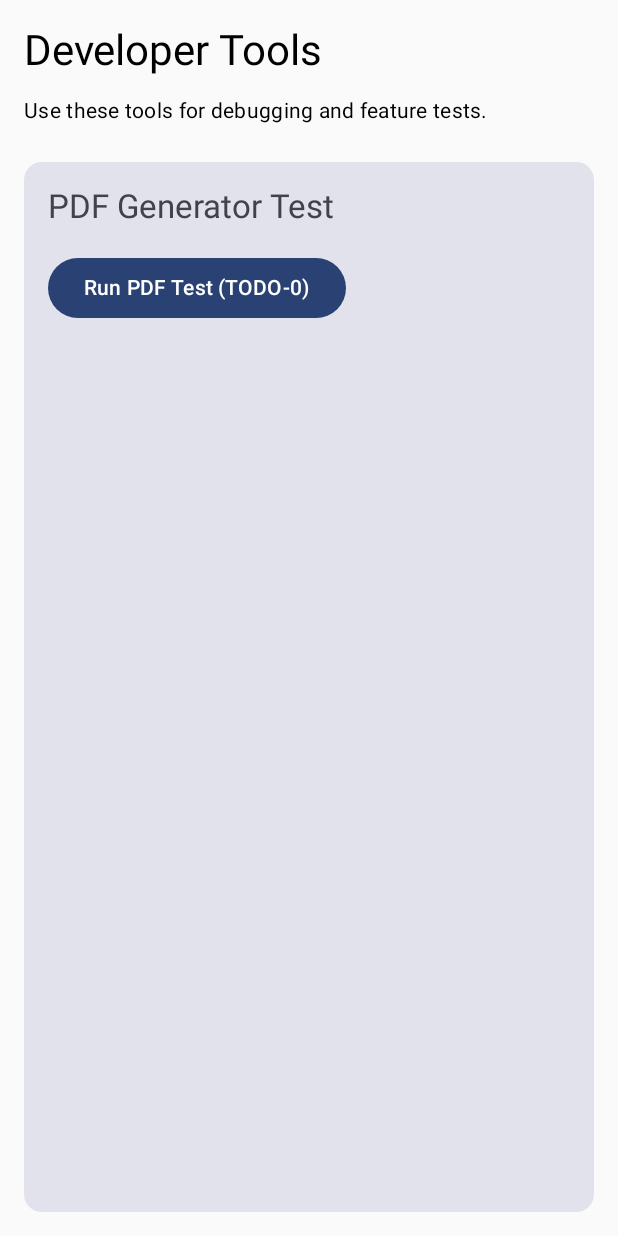
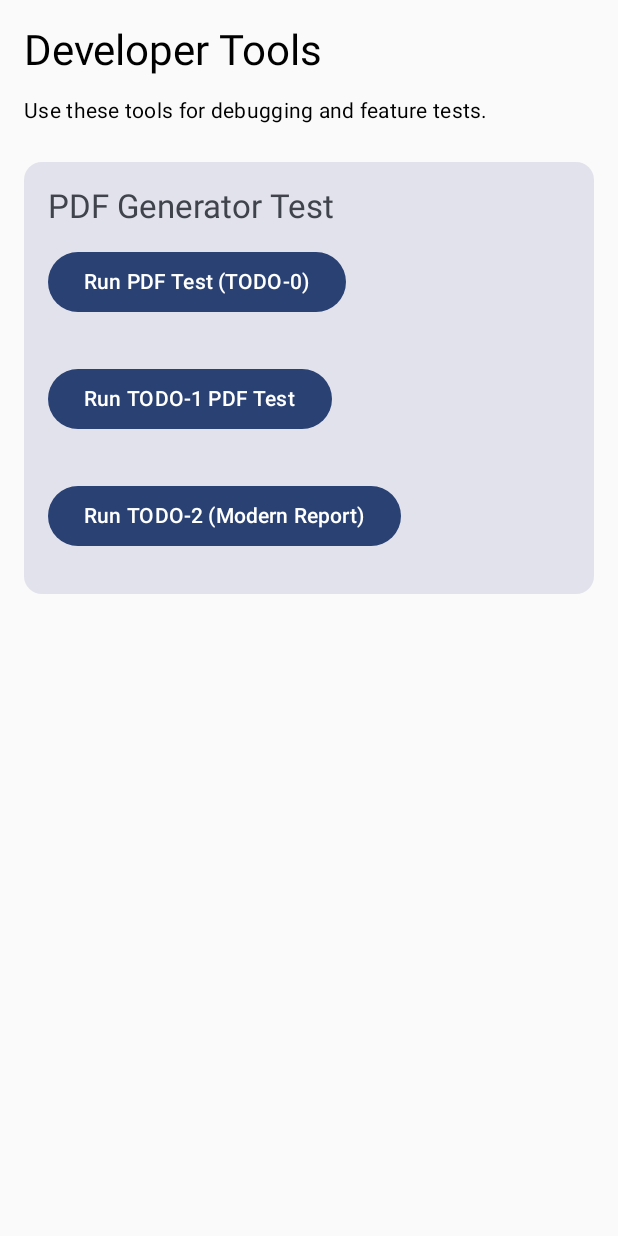
Before and after one commit to yogesh-bharuch/EventReminder, an Android app built with Jetpack Compose: the DebugScreen screen opened through its navigation route, after a tap on "Run PDF Test (TODO-0)", on a phone screen of 412 x 824 dp. Run offline under Robolectric (Android 15) with nearby library versions, the phone set to English and light mode, and no system bars; our stand-ins replace Dagger/Hilt's generated code, Firebase (no records; nobody signed in at launch, a user with empty details on screens opened directly), Timber.

Commit message:
todo 02 working fine

```diff
--- a/app/src/main/java/com/example/eventreminder/navigation/AppNavGraph.kt
+++ b/app/src/main/java/com/example/eventreminder/navigation/AppNavGraph.kt
@@ -43,8 +43,8 @@ fun AppNavGraph(
             ReminderManagerScreen(onBack = { navController.popBackStack() })
         }
 
-        // Reminder manager
-        composable("debug_screen") {
+        // 🧪 Debug / Developer Tools
+        composable<DebugScreen> {
             DebugScreen()
         }
 
--- a/app/src/main/java/com/example/eventreminder/pdf/PdfTestGenerator.kt
+++ b/app/src/main/java/com/example/eventreminder/pdf/PdfTestGenerator.kt
@@ -4,77 +4,42 @@ import android.content.Context
 import android.graphics.pdf.PdfDocument
 import android.os.Environment
 import android.util.Log
-import androidx.core.net.toUri
 import dagger.hilt.android.qualifiers.ApplicationContext
+import timber.log.Timber
 import java.io.File
 import java.io.FileOutputStream
 import javax.inject.Inject
 
-
-/**
- * =============================================================
- * TODO-0 : BLANK PDF RUN-TEST (FIRST STEP)
- *
- * Purpose:
- * - Create an empty PDF
- * - Save it in Documents/ReminderReports/
- * - Verify file creation & permissions
- * - This test does NOT draw any content yet
- *
- * Next Step will be TODO-1 (Data Models)
- * =============================================================
- */
 class PdfTestGenerator @Inject constructor(
     @ApplicationContext private val context: Context
 ) {
 
-    /**
-     * =========================================================
-     * Function: createBlankPdfTest()
-     * What it does:
-     *  - Creates folder under /Documents/ReminderReports
-     *  - Makes a one-page empty PDF
-     *  - Saves and returns file URI
-     * =========================================================
-     */
     fun createBlankPdfTest(): Result<String> {
         return try {
 
-            // STEP 1: Locate Documents folder
-            val docsDir = Environment.getExternalStoragePublicDirectory(Environment.DIRECTORY_DOCUMENTS)
+            // ⭐ SAFE, guaranteed writable on Android 10–14
+            val docsDir = context.getExternalFilesDir(Environment.DIRECTORY_DOCUMENTS)
 
-            // STEP 2: Create our app's subfolder
             val targetFolder = File(docsDir, "ReminderReports")
             if (!targetFolder.exists()) targetFolder.mkdirs()
 
-            // STEP 3: Create a file inside the folder
             val file = File(targetFolder, "pdf_test_${System.currentTimeMillis()}.pdf")
 
-            // STEP 4: Create a PDF document instance
-            val pdfDocument = PdfDocument()
+            val pdf = PdfDocument()
+            val pageInfo = PdfDocument.PageInfo.Builder(595, 842, 1).create()
+            val page = pdf.startPage(pageInfo)
+            pdf.finishPage(page)
 
-            // STEP 5: Start an empty page (page size = A4 default)
-            val pageInfo = PdfDocument.PageInfo.Builder(595, 842, 1).create()
-            val page = pdfDocument.startPage(pageInfo)
+            FileOutputStream(file).use { pdf.writeTo(it) }
+            pdf.close()
 
-            // NO DRAWING — this is intentionally blank
-            pdfDocument.finishPage(page)
+            val realPath = file.absolutePath
+            Log.d("PDF_TEST", "PDF saved at: $realPath")
 
-            // STEP 6: Write PDF to file
-            FileOutputStream(file).use { output ->
-                pdfDocument.writeTo(output)
-            }
-
-            // STEP 7: Close document
-            pdfDocument.close()
-
-            val uri = file.toUri().toString()
-            Log.d("PDF_TEST", "Blank PDF created at: $uri")
-
-            Result.success(uri)
+            Result.success(realPath)
 
         } catch (e: Exception) {
-            Log.e("PDF_TEST", "Error creating blank PDF", e)
+            Timber.tag("PDF_TEST").e(e, "Error creating blank PDF")
             Result.failure(e)
         }
     }
--- a/app/src/main/java/com/example/eventreminder/pdf/PdfViewModel.kt
+++ b/app/src/main/java/com/example/eventreminder/pdf/PdfViewModel.kt
@@ -3,29 +3,69 @@ package com.example.eventreminder.pdf
 import androidx.lifecycle.ViewModel
 import androidx.lifecycle.viewModelScope
 import dagger.hilt.android.lifecycle.HiltViewModel
+import kotlinx.coroutines.channels.Channel
 import kotlinx.coroutines.flow.MutableStateFlow
 import kotlinx.coroutines.flow.asStateFlow
+import kotlinx.coroutines.flow.receiveAsFlow
 import kotlinx.coroutines.launch
 import javax.inject.Inject
 
-/**
- * =============================================================
- * TODO-0 ViewModel:
- * Triggers blank PDF test and exposes URI for UI
- * =============================================================
- */
 @HiltViewModel
 class PdfViewModel @Inject constructor(
-    private val pdfTestGenerator: PdfTestGenerator
+    private val pdfTestGenerator: PdfTestGenerator,
+    private val todo1Generator: PdfTodo1Generator,
+    private val todo2Generator: PdfTodo2Generator      // ⭐ REQUIRED FOR TODO-2
 ) : ViewModel() {
 
+    // TODO-0
     private val _pdfUri = MutableStateFlow<String?>(null)
     val pdfUri = _pdfUri.asStateFlow()
 
+    // TODO-1
+    private val _todo1PdfUri = MutableStateFlow<String?>(null)
+    val todo1PdfUri = _todo1PdfUri.asStateFlow()
+
+    // TODO-2  ⭐ NEW
+    private val _todo2PdfUri = MutableStateFlow<String?>(null)
+    val todo2PdfUri = _todo2PdfUri.asStateFlow()
+
+    // Auto-open one-time event
+    private val _openPdfEvent = Channel<String>(Channel.BUFFERED)
+    val openPdfEvent = _openPdfEvent.receiveAsFlow()
+
+
+    // =========================================================
+    // TODO-0
+    // =========================================================
     fun runBlankPdfTest() {
         viewModelScope.launch {
-            val result = pdfTestGenerator.createBlankPdfTest()
-            _pdfUri.value = result.getOrNull()
+            val uri = pdfTestGenerator.createBlankPdfTest().getOrNull()
+            _pdfUri.value = uri
+            if (uri != null) _openPdfEvent.send(uri)
+        }
+    }
+
+    // =========================================================
+    // TODO-1
+    // =========================================================
+    fun runTodo1Test() {
+        viewModelScope.launch {
+            val report = ReportFakeData.generateFakeReport()
+            val uri = todo1Generator.generateTestReport(report).getOrNull()
+            _todo1PdfUri.value = uri
+            if (uri != null) _openPdfEvent.send(uri)
+        }
+    }
+
+    // =========================================================
+    // TODO-2  ⭐ NEW
+    // =========================================================
+    fun runTodo2Test() {
+        viewModelScope.launch {
+            val report = ReportFakeData.generateFakeReport()
+            val uri = todo2Generator.generateReportPdf(report).getOrNull()
+            _todo2PdfUri.value = uri
+            if (uri != null) _openPdfEvent.send(uri)
         }
     }
 }
--- a/app/src/main/java/com/example/eventreminder/ui/debug/DebugScreen.kt
+++ b/app/src/main/java/com/example/eventreminder/ui/debug/DebugScreen.kt
@@ -3,73 +3,73 @@ package com.example.eventreminder.ui.debug
 import androidx.compose.foundation.layout.Column
 import androidx.compose.foundation.layout.Spacer
 import androidx.compose.foundation.layout.fillMaxSize
+import androidx.compose.foundation.layout.fillMaxWidth
 import androidx.compose.foundation.layout.height
 import androidx.compose.foundation.layout.padding
+import androidx.compose.foundation.rememberScrollState
+import androidx.compose.foundation.verticalScroll
+import androidx.compose.material3.Button
 import androidx.compose.material3.Card
 import androidx.compose.material3.CardDefaults
 import androidx.compose.material3.MaterialTheme
 import androidx.compose.material3.Text
 import androidx.compose.runtime.Composable
-import androidx.compose.runtime.collectAsState
+import androidx.compose.runtime.LaunchedEffect
 import androidx.compose.runtime.getValue
 import androidx.compose.ui.Alignment
 import androidx.compose.ui.Modifier
+import androidx.compose.ui.platform.LocalContext
 import androidx.compose.ui.unit.dp
 import androidx.hilt.navigation.compose.hiltViewModel
+import androidx.lifecycle.compose.collectAsStateWithLifecycle
 import com.example.eventreminder.pdf.PdfViewModel
-import androidx.compose.material3.Button
+import com.example.eventreminder.util.openPdf
 
 /**
- * =============================================================
- * DebugScreen
- * - Central place for all developer tools
- * - TODO-0: Blank PDF creation test
- * - Future features: logs, test alarms, DB dump, etc.
- * =============================================================
+ * DebugScreen (updated)
+ * - TODO-0: Blank PDF test
+ * - TODO-1: Mock report PDF test (text-only)
+ * - TODO-2: Modern 2-page report generator
  */
 @Composable
 fun DebugScreen(
     viewModel: PdfViewModel = hiltViewModel()
 ) {
-    val uri by viewModel.pdfUri.collectAsState()
+    val uri by viewModel.pdfUri.collectAsStateWithLifecycle()
+    val todo1Uri by viewModel.todo1PdfUri.collectAsStateWithLifecycle()
+    val todo2Uri by viewModel.todo2PdfUri.collectAsStateWithLifecycle()
+
+    val context = LocalContext.current
+
+    LaunchedEffect(Unit) {
+        viewModel.openPdfEvent.collect { pdfUri ->
+            openPdf(context, pdfUri)
+        }
+    }
 
     Column(
         modifier = Modifier
             .fillMaxSize()
+            .verticalScroll(rememberScrollState())
             .padding(16.dp),
         horizontalAlignment = Alignment.Start
     ) {
-        Text(
-            text = "Developer Tools",
-            style = MaterialTheme.typography.headlineMedium
-        )
+        Text(text = "Developer Tools", style = MaterialTheme.typography.headlineMedium)
 
         Spacer(modifier = Modifier.height(12.dp))
 
-        Text(
-            text = "Use these tools for debugging and feature tests.",
-            style = MaterialTheme.typography.bodyMedium
-        )
+        Text(text = "Use these tools for debugging and feature tests.", style = MaterialTheme.typography.bodyMedium)
 
         Spacer(modifier = Modifier.height(24.dp))
 
-        // -------------------------
-        // SECTION: PDF TEST CARD
-        // -------------------------
         Card(
-            modifier = Modifier.fillMaxSize(),
-            colors = CardDefaults.cardColors(
-                containerColor = MaterialTheme.colorScheme.surfaceVariant
-            )
+            modifier = Modifier.fillMaxWidth(),
+            colors = CardDefaults.cardColors(containerColor = MaterialTheme.colorScheme.surfaceVariant)
         ) {
             Column(modifier = Modifier.padding(16.dp)) {
+                Text(text = "PDF Generator Test", style = MaterialTheme.typography.titleLarge)
 
-                Text(
-                    text = "PDF Generator Test",
-                    style = MaterialTheme.typography.titleLarge
-                )
-
-                Spacer(modifier = Modifier.height(16.dp))
+                Spacer(modifier = Modifier.height(12.dp))
 
                 Button(onClick = { viewModel.runBlankPdfTest() }) {
                     Text("Run PDF Test (TODO-0)")
@@ -78,10 +78,39 @@ fun DebugScreen(
                 Spacer(modifier = Modifier.height(12.dp))
 
                 if (uri != null) {
-                    Text(
-                        text = "PDF saved at:\n$uri",
-                        style = MaterialTheme.typography.bodyMedium
-                    )
+                    Text(text = "PDF saved at:\n$uri", style = MaterialTheme.typography.bodyMedium)
+                    Spacer(modifier = Modifier.height(8.dp))
+                    Button(onClick = { openPdf(context, uri!!) }) { Text("Open PDF") }
+                }
+
+                Spacer(modifier = Modifier.height(18.dp))
+
+                // TODO-1 button
+                Button(onClick = { viewModel.runTodo1Test() }) {
+                    Text("Run TODO-1 PDF Test")
+                }
+
+                Spacer(modifier = Modifier.height(12.dp))
+
+                if (todo1Uri != null) {
+                    Text(text = "TODO-1 PDF saved at:\n$todo1Uri", style = MaterialTheme.typography.bodyMedium)
+                    Spacer(modifier = Modifier.height(8.dp))
+                    Button(onClick = { openPdf(context, todo1Uri!!) }) { Text("Open TODO-1 PDF") }
+                }
+
+                Spacer(modifier = Modifier.height(18.dp))
+
+                // TODO-2 button (new fancy report)
+                Button(onClick = { viewModel.runTodo2Test() }) {
+                    Text("Run TODO-2 (Modern Report)")
+                }
+
+                Spacer(modifier = Modifier.height(12.dp))
+
+                if (todo2Uri != null) {
+                    Text(text = "TODO-2 PDF saved at:\n$todo2Uri", style = MaterialTheme.typography.bodyMedium)
+                    Spacer(modifier = Modifier.height(8.dp))
+                    Button(onClick = { openPdf(context, todo2Uri!!) }) { Text("Open TODO-2 PDF") }
                 }
             }
         }
--- a/app/src/main/java/com/example/eventreminder/ui/screens/HomeScreen.kt
+++ b/app/src/main/java/com/example/eventreminder/ui/screens/HomeScreen.kt
@@ -86,7 +86,7 @@ fun HomeScreen(
                 return@Column
             }
 
-            Button(onClick = { navController.navigate("debug_screen") }) {
+            Button(onClick = { navController.navigate(DebugScreen) }) {
                 Text("Developer Tools")
             }
 
```
Also changed, not shown: app/src/main/AndroidManifest.xml (+13 -0 lines), app/src/main/java/com/example/eventreminder/pdf/PdfTodo1Generator.kt (+66 -0 lines), app/src/main/java/com/example/eventreminder/pdf/PdfTodo2Generator.kt (+324 -0 lines), app/src/main/java/com/example/eventreminder/pdf/ReportModels.kt (+35 -0 lines), app/src/main/java/com/example/eventreminder/pdf/generateFakeReport.kt (+38 -0 lines), app/src/main/java/com/example/eventreminder/util/GeneralHelperFunctions.kt (+32 -6 lines).
